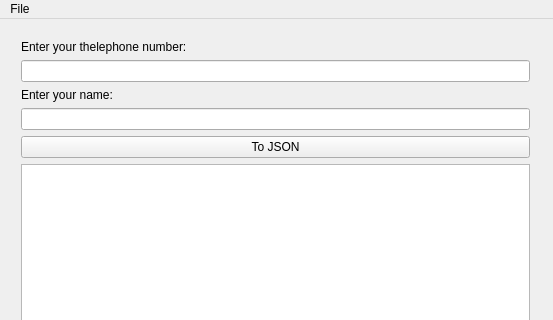
Above: mainwindow.ui from WTFTrick/TelephoneBook before the change; both pictures show x 0 to 553 and y 0 to 320 of the 553 by 480 pixel window. Below: the same form after it.
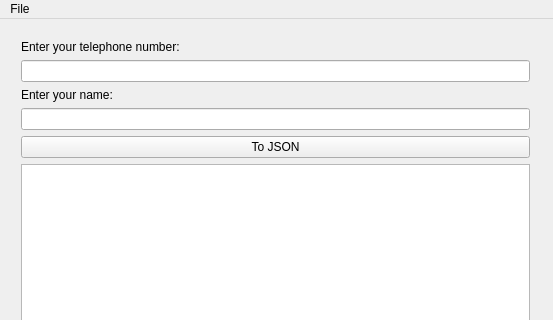
That is the form after the change.

```diff
--- a/mainwindow.ui
+++ b/mainwindow.ui
@@ -39,7 +39,7 @@
         </sizepolicy>
        </property>
        <property name="text">
-        <string>Enter your thelephone number:</string>
+        <string>Enter your telephone number:</string>
        </property>
       </widget>
      </item>
```
Left out of the diff: 2 changed lines with no effect on the pictures.
